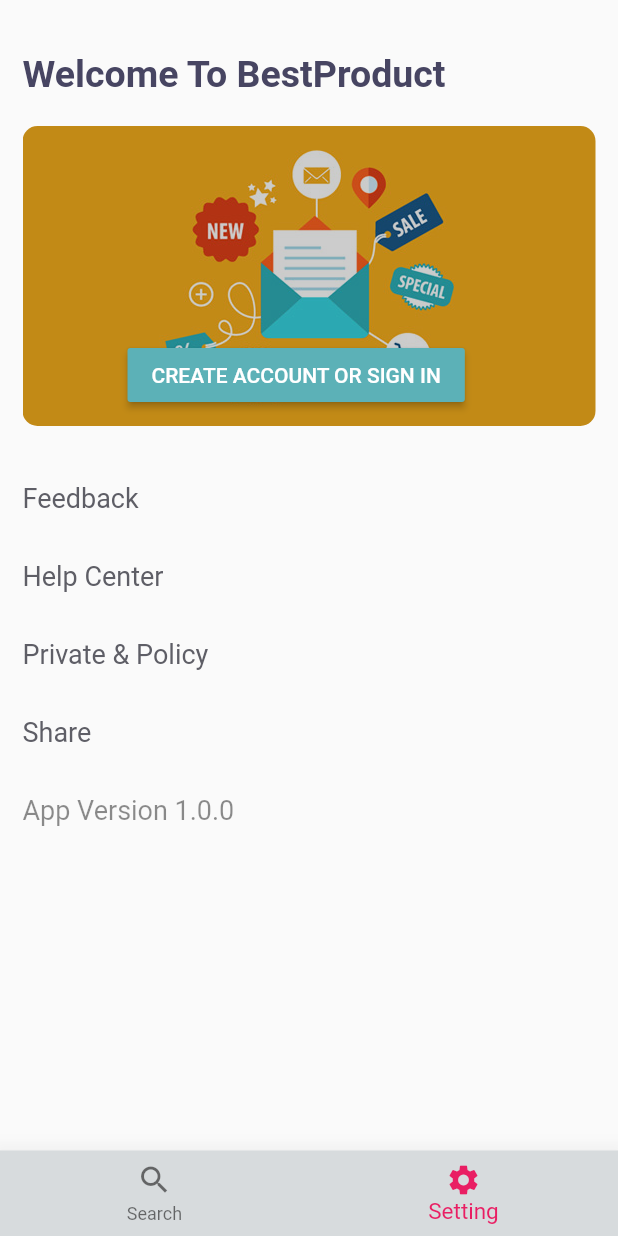
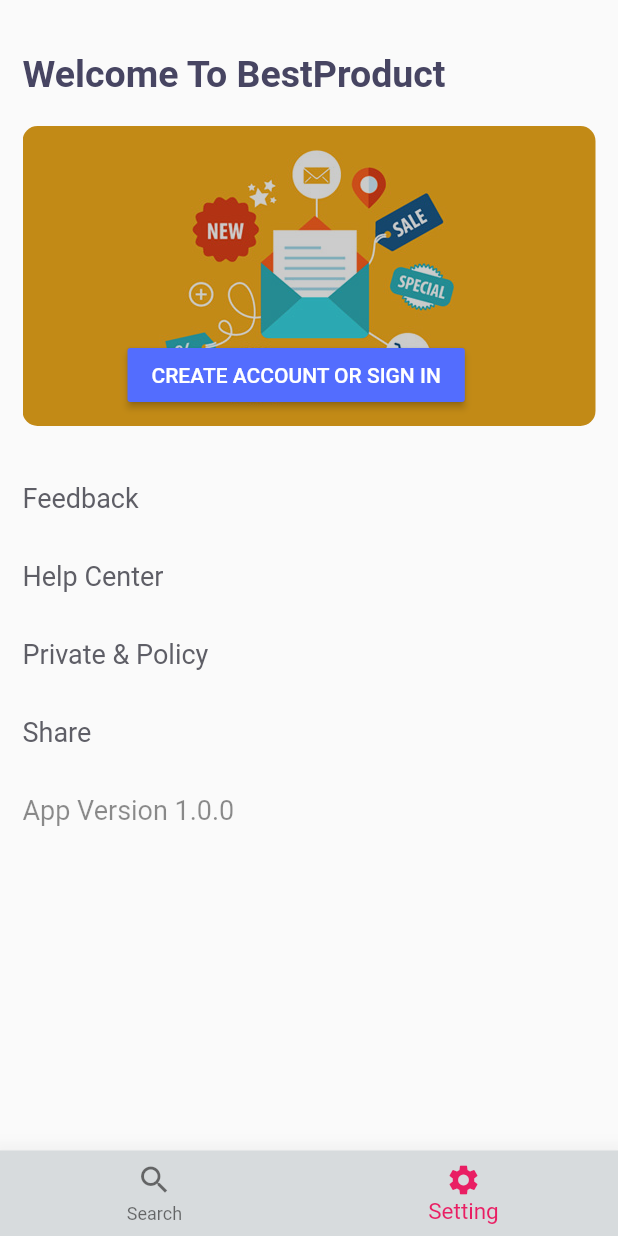
Before and after one commit to acharjeeauntor/Reco_App, a Flutter app: the screen it shows after launch, item 2 of the bottom bar chosen, on a phone screen of 412 x 824 dp. Run offline on Flutter 3.47's test engine with Material 2 defaults, Android fonts, the light colour scheme and no system bars; our stand-ins replace connectivity, email_validator, flutter_typeahead, fluttertoast, share; network calls fail; Roboto replaces fonts that are missing (Hindi).

Commit message:
Some change on UI Color

```diff
--- a/lib/screens/mainScreen.dart
+++ b/lib/screens/mainScreen.dart
@@ -67,7 +67,7 @@
                       child: Text(
                         appDataProvider.searchProductName,
                         style: TextStyle(
-                            color: Colors.green,
+                            color: Colors.purple,
                             fontWeight: FontWeight.w700,
                             fontSize: 20),
                       ),
@@ -230,7 +230,7 @@
                                               decoration: BoxDecoration(
                                                   borderRadius:
                                                       BorderRadius.circular(5),
-                                                  color: Colors.purple),
+                                                  color: Colors.green),
                                               padding: EdgeInsets.symmetric(
                                                   horizontal: 10, vertical: 1),
                                               child: Text(
@@ -259,7 +259,7 @@
                                                       fontWeight:
                                                           FontWeight.w800,
                                                       fontSize: 18,
-                                                      color: Colors.green),
+                                                      color: Colors.black),
                                                 ),
                                               ],
                                             ),
--- a/lib/screens/settingsScreen.dart
+++ b/lib/screens/settingsScreen.dart
@@ -110,7 +110,7 @@
           left: 70,
           child: RaisedButton(
               onPressed: () {},
-              color: Theme.of(context).accentColor,
+              color: Colors.indigoAccent,
               child: Text(
                 "CREATE ACCOUNT OR SIGN IN",
                 style: TextStyle(color: Colors.white),
```
Also changed, not shown: pubspec.lock.
